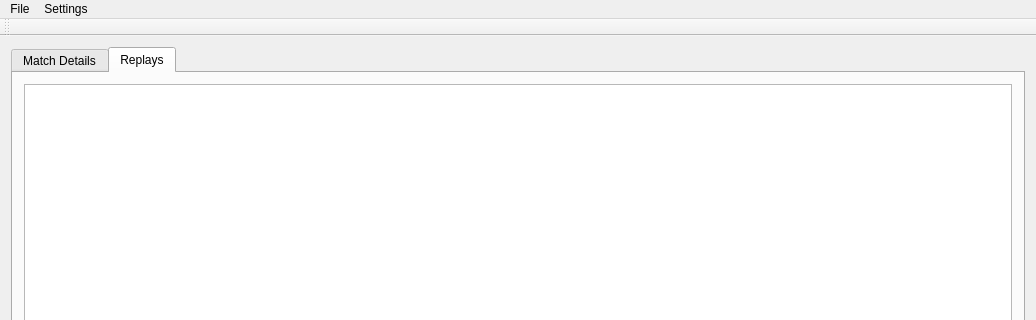
This is mainwindow.ui in computerfr33k/Dota2_Replay_Manager as Qt 5 draws it before an edit; both pictures show x 0 to 1036 and y 0 to 320 of the 1036 by 705 pixel window. The edited form follows.
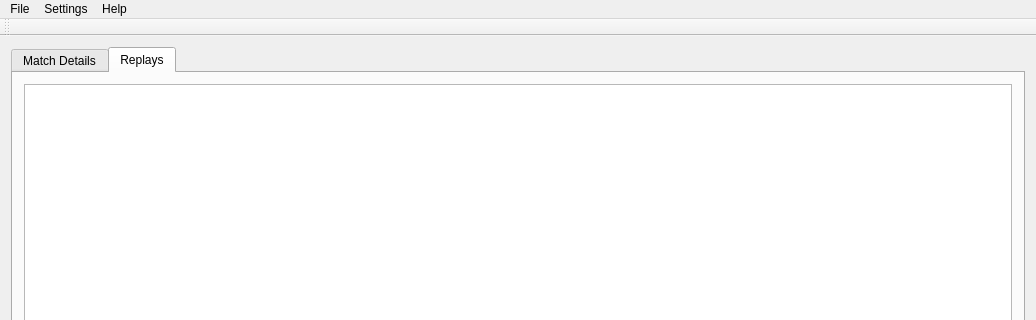
This is the edited form. The open tabs and pages were chosen to show the change.

```diff
--- a/mainwindow.ui
+++ b/mainwindow.ui
@@ -2988,7 +2988,7 @@
      <x>0</x>
      <y>0</y>
      <width>1036</width>
-     <height>21</height>
+     <height>25</height>
     </rect>
    </property>
    <widget class="QMenu" name="menuFile">
@@ -3004,8 +3004,18 @@
     </property>
     <addaction name="actionPreferences"/>
    </widget>
+   <widget class="QMenu" name="menuHelp">
+    <property name="title">
+     <string>Help</string>
+    </property>
+    <addaction name="actionAbout"/>
+    <addaction name="actionWebsite"/>
+    <addaction name="separator"/>
+    <addaction name="actionAbout_Qt"/>
+   </widget>
    <addaction name="menuFile"/>
    <addaction name="menuSettings"/>
+   <addaction name="menuHelp"/>
   </widget>
   <widget class="QToolBar" name="mainToolBar">
    <attribute name="toolBarArea">
```
Left out of the diff: 17 changed lines with no effect on the pictures.
